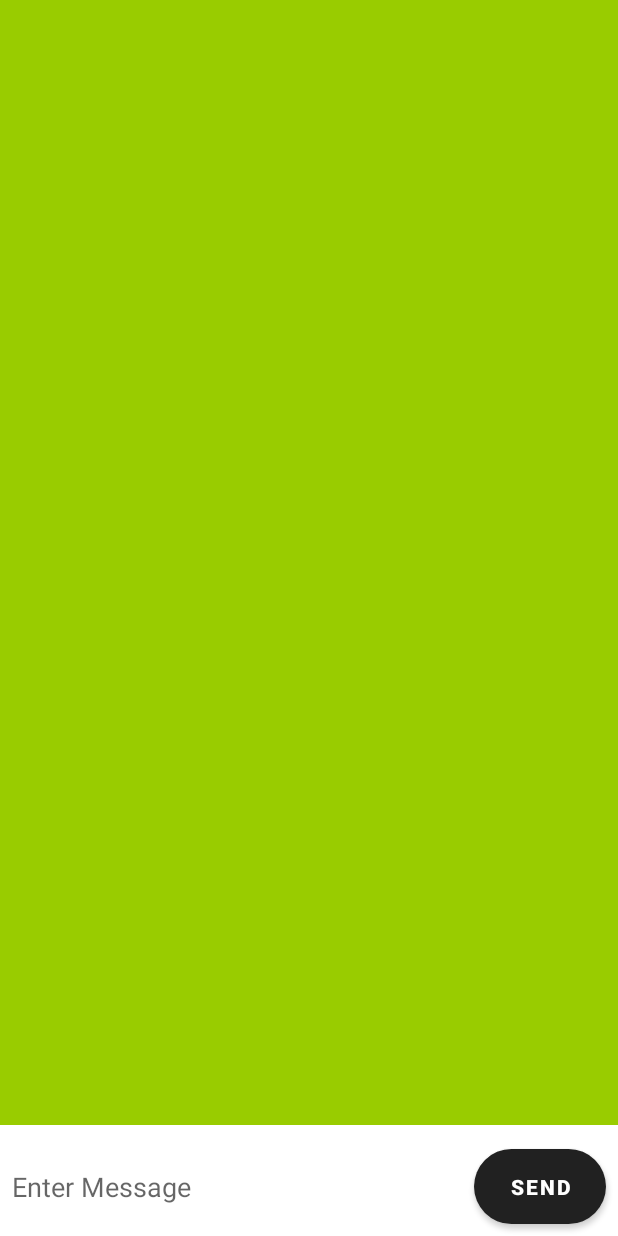
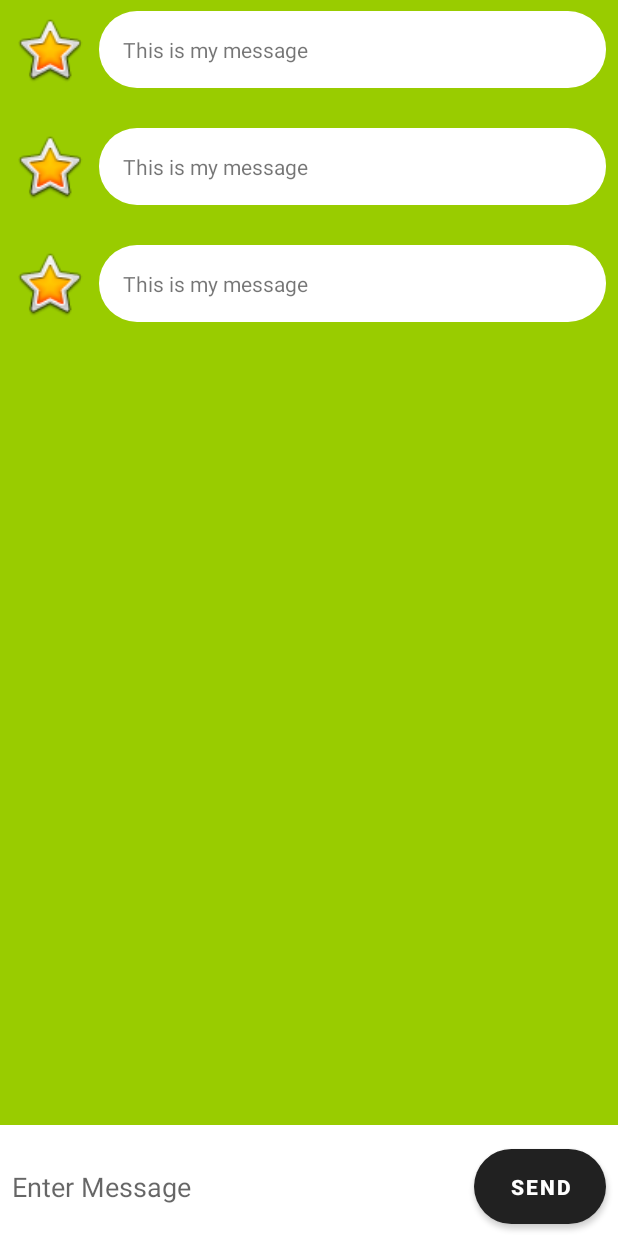
Before and after one commit to Shevy-D/KotlinMessenger, an Android app: the layout activity_chat_log.xml on its own in the app's theme, with its tools: preview values and no code run, on a phone screen of 412 x 824 dp. Run offline under Robolectric (Android 15) with nearby library versions, the phone set to English and light mode, and no system bars.

Commit message:
Don't forget about "app:layoutManager="androidx.recyclerview.widget.LinearLayoutManager""

```diff
--- a/app/src/main/java/com/shevy/kotlinmessenger/messages/ChatLogActivity.kt
+++ b/app/src/main/java/com/shevy/kotlinmessenger/messages/ChatLogActivity.kt
@@ -18,6 +18,10 @@ class ChatLogActivity : AppCompatActivity() {
         val user = intent.getParcelableExtra<User>(NewMessageActivity.USER_KEY)
         supportActionBar?.title = user?.username
 
+        setupDummyData()
+    }
+
+    private fun setupDummyData() {
         val adapter = GroupieAdapter()
         val chatLog = findViewById<RecyclerView>(R.id.recyclerview_chat_log)
 
--- a/app/src/main/res/layout/activity_chat_log.xml
+++ b/app/src/main/res/layout/activity_chat_log.xml
@@ -41,8 +41,10 @@
         android:layout_height="0dp"
         android:layout_marginBottom="16dp"
         android:background="@android:color/holo_green_light"
+        app:layoutManager="androidx.recyclerview.widget.LinearLayoutManager"
         app:layout_constraintBottom_toTopOf="@+id/edittext_chat_log"
         app:layout_constraintEnd_toEndOf="parent"
         app:layout_constraintStart_toStartOf="parent"
-        app:layout_constraintTop_toTopOf="parent" />
+        app:layout_constraintTop_toTopOf="parent"
+        tools:listitem="@layout/chat_from_row" />
 </androidx.constraintlayout.widget.ConstraintLayout>
--- a/app/src/main/res/layout/chat_from_row.xml
+++ b/app/src/main/res/layout/chat_from_row.xml
@@ -1,7 +1,6 @@
 <?xml version="1.0" encoding="utf-8"?>
 <androidx.constraintlayout.widget.ConstraintLayout xmlns:android="http://schemas.android.com/apk/res/android"
     xmlns:app="http://schemas.android.com/apk/res-auto"
-    xmlns:tools="http://schemas.android.com/tools"
     android:layout_width="match_parent"
     android:layout_height="wrap_content"
     android:layout_marginBottom="12dp">
@@ -12,15 +11,16 @@
         android:layout_height="wrap_content"
         android:layout_marginStart="8dp"
         android:layout_marginEnd="8dp"
+        android:background="@drawable/rounded_edittext_register_login"
+        android:maxWidth="240dp"
+        android:padding="16dp"
         android:text="This is my message"
-        android:padding="16dp"
-        android:background="@drawable/rounded_edittext_register_login"
         app:layout_constraintBottom_toBottomOf="@+id/imageView"
         app:layout_constraintEnd_toEndOf="parent"
         app:layout_constraintStart_toEndOf="@+id/imageView"
         app:layout_constraintTop_toTopOf="@+id/imageView" />
 
-    <ImageView
+    <de.hdodenhof.circleimageview.CircleImageView
         android:id="@+id/imageView"
         android:layout_width="50dp"
         android:layout_height="50dp"
--- a/app/src/main/res/layout/chat_to_row.xml
+++ b/app/src/main/res/layout/chat_to_row.xml
@@ -12,6 +12,7 @@
         android:layout_marginStart="8dp"
         android:layout_marginEnd="8dp"
         android:background="@drawable/rounded_edittext_register_login"
+        android:maxWidth="240dp"
         android:padding="16dp"
         android:text="This is my message"
         app:layout_constraintBottom_toBottomOf="@+id/imageView"
@@ -19,7 +20,7 @@
         app:layout_constraintStart_toStartOf="parent"
         app:layout_constraintTop_toTopOf="@+id/imageView" />
 
-    <ImageView
+    <de.hdodenhof.circleimageview.CircleImageView
         android:id="@+id/imageView"
         android:layout_width="50dp"
         android:layout_height="50dp"
```
